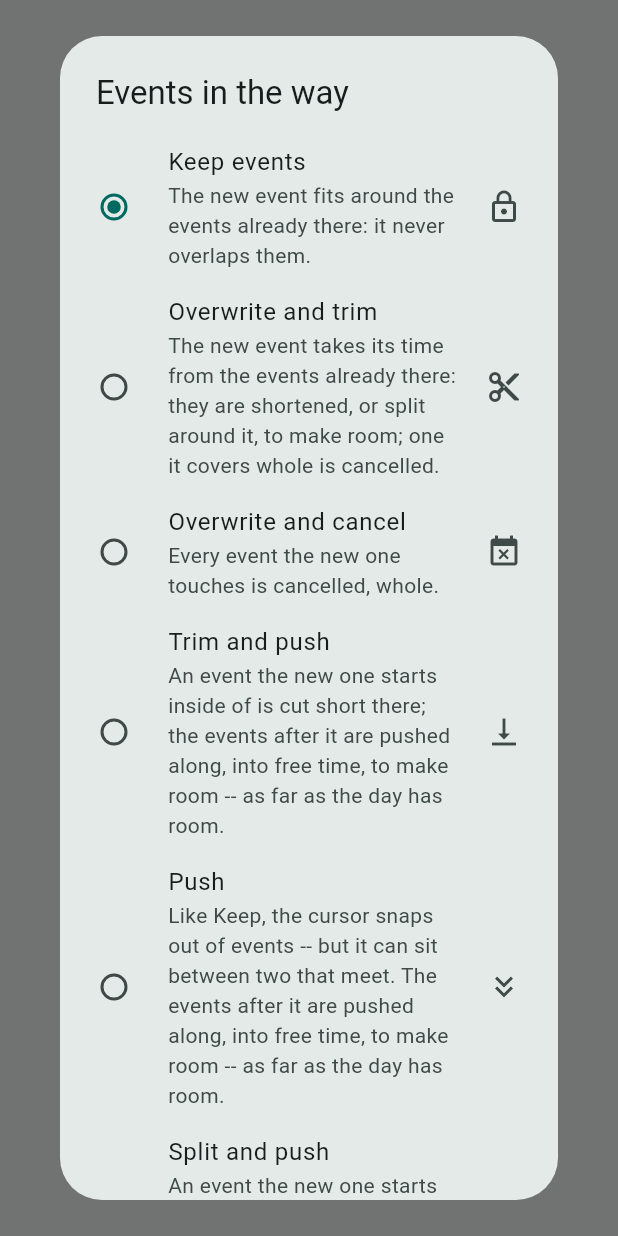
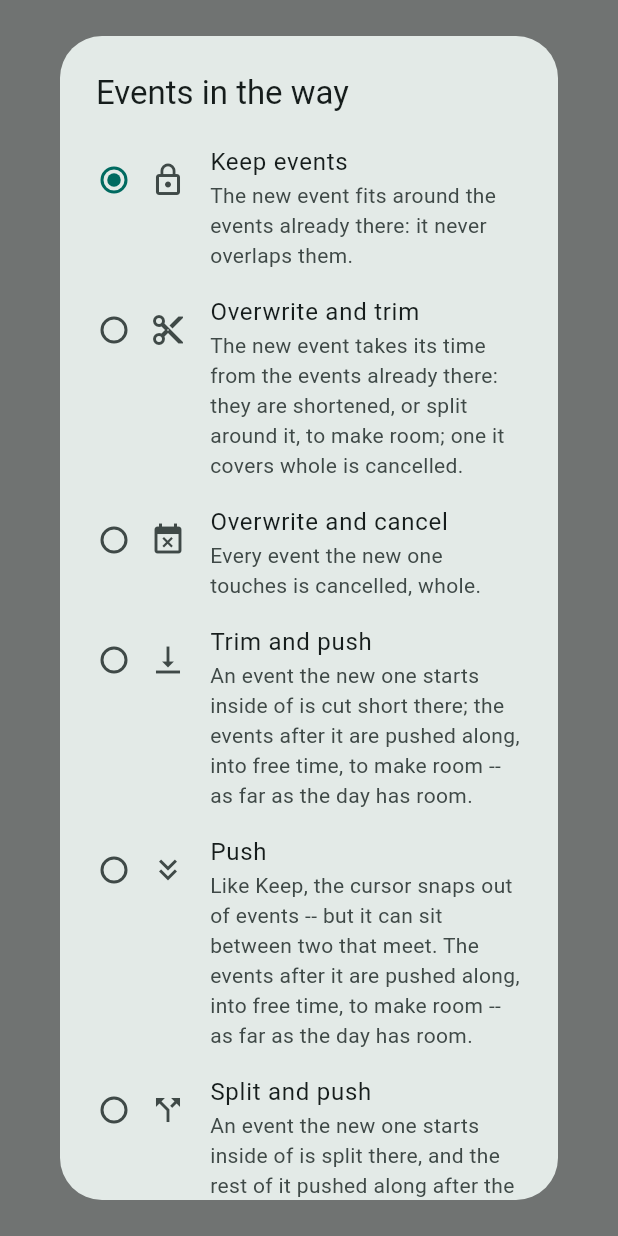
Before and after one commit to cranthony/time-tracker-client, a Flutter app: what showCreateModeDialog() shows on an empty page, opened directly with empty values, on a phone screen of 412 x 824 dp. Run offline on Flutter 3.47's test engine with Material 3 defaults, Android fonts, the phone set to English and light mode, and no system bars; our stand-ins replace flutter_secure_storage, package_info_plus, shared_preferences, web; missing offline and left inert: dart:js_interop, workmanager; accounts and stored records are empty.

Commit message:
Events: the mode's icon beside its radio, ahead of its text
Co-Authored-By: Claude Opus 5.5 <noreply@anthropic.com>

```diff
--- a/lib/widgets/new_event_box.dart
+++ b/lib/widgets/new_event_box.dart
@@ -83,10 +83,22 @@ Future<CreateMode?> showCreateModeDialog(
         child: Column(
           mainAxisSize: MainAxisSize.min,
           children: [
+            // Its icon beside its radio, ahead of the text, to pick out.
             for (final mode in CreateMode.values)
-              RadioListTile<CreateMode>(
-                value: mode,
-                secondary: Icon(mode.icon),
+              ListTile(
+                onTap: () => Navigator.of(context).pop(mode),
+                contentPadding: const EdgeInsetsDirectional.only(
+                  start: 12,
+                  end: 24,
+                ),
+                titleAlignment: ListTileTitleAlignment.top,
+                leading: Row(
+                  mainAxisSize: MainAxisSize.min,
+                  children: [
+                    Radio<CreateMode>(value: mode),
+                    Icon(mode.icon),
+                  ],
+                ),
                 title: Text(mode.label),
                 subtitle: Text(mode.description),
               ),
```
